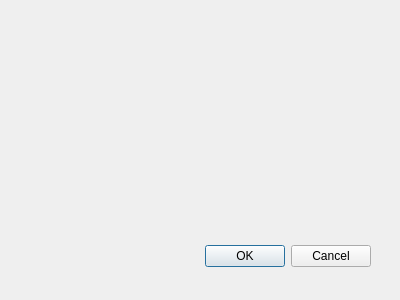
mocimy/hotel-system, file askforpasswd.ui: the form before one commit.
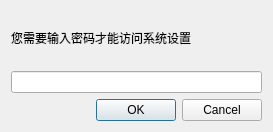
The form after the commit.

What changed in the file:
```diff
--- a/askforpasswd.ui
+++ b/askforpasswd.ui
@@ -8,29 +8,36 @@
    <rect>
     <x>0</x>
     <y>0</y>
-    <width>400</width>
-    <height>300</height>
+    <width>273</width>
+    <height>132</height>
    </rect>
   </property>
   <property name="windowTitle">
    <string>Dialog</string>
   </property>
-  <widget class="QDialogButtonBox" name="buttonBox">
-   <property name="geometry">
-    <rect>
-     <x>30</x>
-     <y>240</y>
-     <width>341</width>
-     <height>32</height>
-    </rect>
-   </property>
-   <property name="orientation">
-    <enum>Qt::Horizontal</enum>
-   </property>
-   <property name="standardButtons">
-    <set>QDialogButtonBox::Cancel|QDialogButtonBox::Ok</set>
-   </property>
-  </widget>
+  <layout class="QGridLayout" name="gridLayout">
+   <item row="0" column="0">
+    <widget class="QLabel" name="label">
+     <property name="text">
+      <string>您需要输入密码才能访问系统设置</string>
+     </property>
+    </widget>
+   </item>
+   <item row="1" column="0">
+    <widget class="QLineEdit" name="lineEdit">
+     <property name="echoMode">
+      <enum>QLineEdit::Password</enum>
+     </property>
+    </widget>
+   </item>
+   <item row="2" column="0">
+    <widget class="QDialogButtonBox" name="buttonBox">
+     <property name="standardButtons">
+      <set>QDialogButtonBox::Cancel|QDialogButtonBox::Ok</set>
+     </property>
+    </widget>
+   </item>
+  </layout>
  </widget>
  <pixmapfunction/>
  <resources/>
```
Left out of the diff: 42 changed lines with no effect on the pictures.
